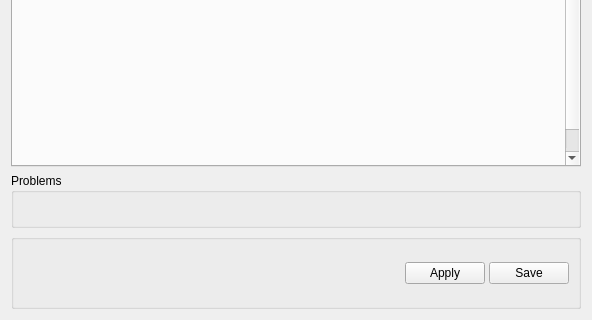
Before: the Qt Designer form ground/openpilotgcs/src/plugins/config/cc_hw_settings.ui in openpilot/OpenPilot, drawn with Qt 5; both pictures show x 0 to 592 and y 443 to 763 of the 592 by 763 pixel window.
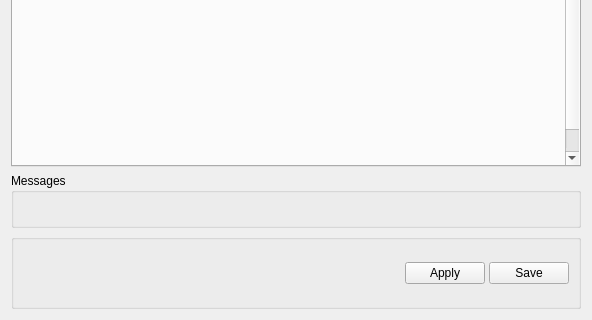
After: the same form once the commit is applied. Icons and pictures are not drawn.

Commit message: Change language used per David J's suggestion

The edit to the form file:
```diff
--- a/ground/openpilotgcs/src/plugins/config/cc_hw_settings.ui
+++ b/ground/openpilotgcs/src/plugins/config/cc_hw_settings.ui
@@ -341,7 +341,7 @@
       </size>
      </property>
      <property name="title">
-      <string>Problems</string>
+      <string>Messages</string>
      </property>
      <layout class="QHBoxLayout" name="horizontalLayout_3">
       <item>
```
